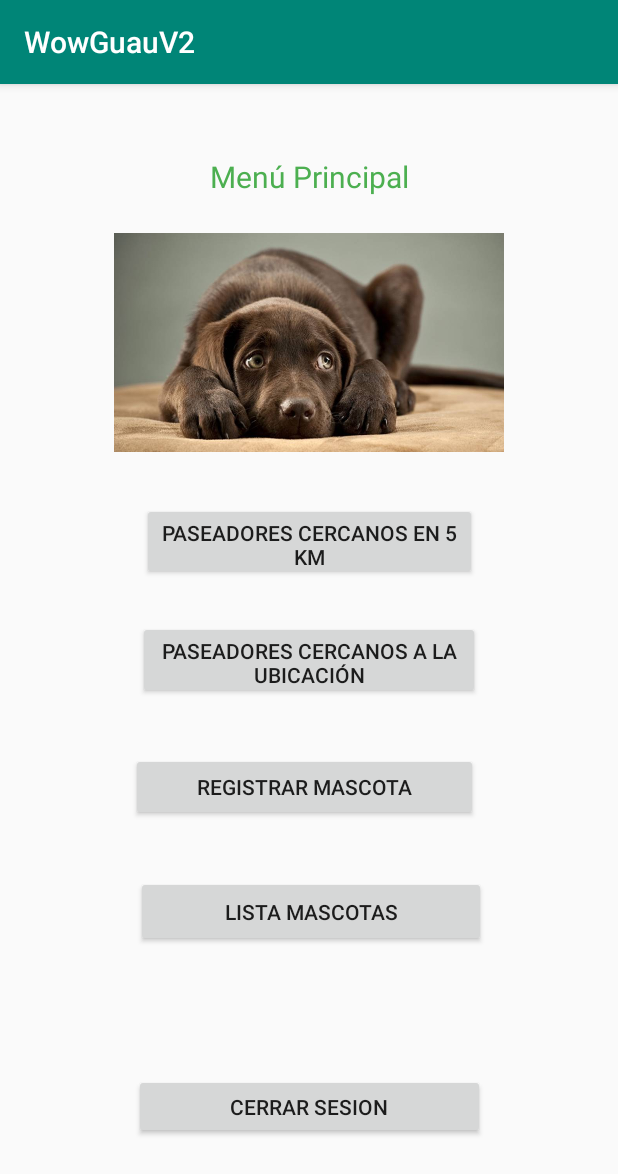
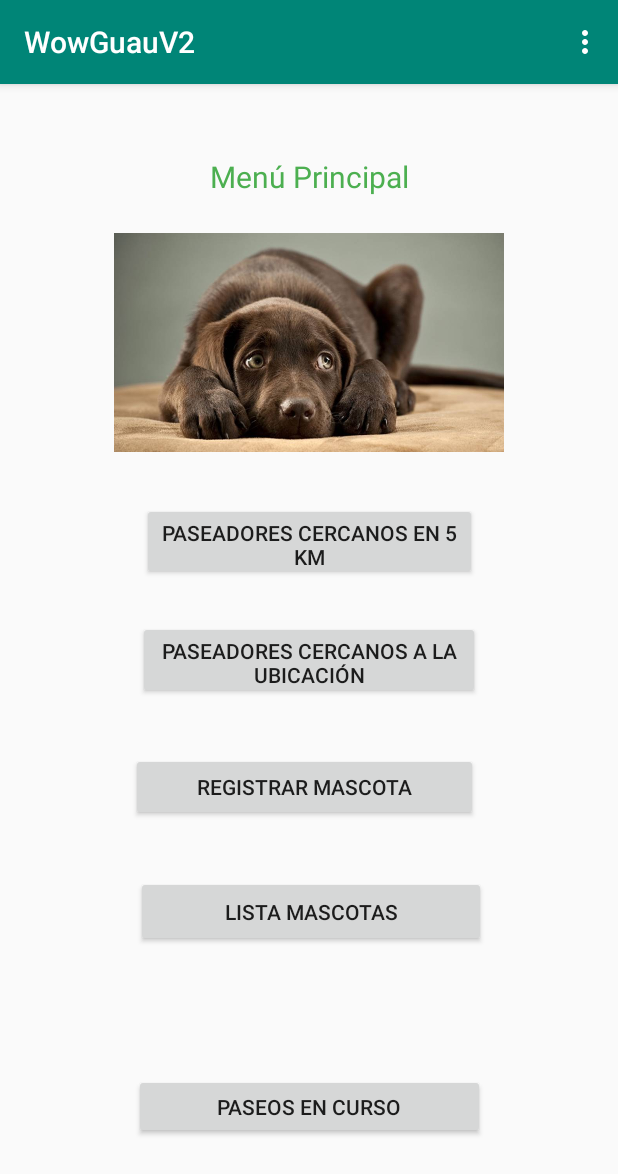
Before and after one commit to KarenCelis/WowGuau, an Android app: the PPrincipalCliente screen opened directly, with no data from a screen before it, on a phone screen of 412 x 824 dp. Shown: the top 1174 px of the screen. Run offline under Robolectric (Android 15) with nearby library versions, the phone set to English and light mode, and no system bars; our stand-ins replace Firebase (no records; nobody signed in at launch, a user with empty details on screens opened directly).

Commit message:
Creacion de clase paseos en curso

```diff
--- a/WowGuauV2/app/src/main/AndroidManifest.xml
+++ b/WowGuauV2/app/src/main/AndroidManifest.xml
@@ -37,8 +37,11 @@
             android:value="@string/google_maps_key" />
 
         <activity
+            android:name=".PaseoEnCurso"
+            android:label="@string/title_activity_paseo_en_curso"></activity>
+        <activity
             android:name=".ListaPaseadorUbicacion"
-            android:label="@string/title_activity_lista_paseador_ubicacion"></activity>
+            android:label="@string/title_activity_lista_paseador_ubicacion" />
         <!--
              The API key for Google Maps-based APIs is defined as a string resource.
              (See the file "res/values/google_maps_api.xml").
--- a/WowGuauV2/app/src/main/java/com/example/wowguauv2/PPrincipalCliente.java
+++ b/WowGuauV2/app/src/main/java/com/example/wowguauv2/PPrincipalCliente.java
@@ -1,9 +1,12 @@
 package com.example.wowguauv2;
 
+import androidx.annotation.NonNull;
 import androidx.appcompat.app.AppCompatActivity;
 
 import android.content.Intent;
 import android.os.Bundle;
+import android.view.Menu;
+import android.view.MenuItem;
 import android.view.View;
 import android.widget.Button;
 
@@ -61,5 +64,21 @@ Button cerrar;
             }
         });
     }
+    @Override
+    public boolean onCreateOptionsMenu(Menu menu) {
+        getMenuInflater().inflate(R.menu.menu_layout, menu);
+        return super.onCreateOptionsMenu(menu);
+    }
 
+    @Override
+    public boolean onOptionsItemSelected(@NonNull MenuItem item) {
+
+        if(item.getItemId()==R.id.signOutMenuItd){
+
+            FirebaseAuth.getInstance().signOut();
+            finish();
+            startActivity(new Intent(getApplicationContext(), MainActivity.class));
+        }
+        return super.onOptionsItemSelected(item);
+    }
 }
--- a/WowGuauV2/app/src/main/res/layout/activity_pprincipal_cliente.xml
+++ b/WowGuauV2/app/src/main/res/layout/activity_pprincipal_cliente.xml
@@ -46,7 +46,7 @@
         android:id="@+id/CerrarSesion"
         android:layout_width="234dp"
         android:layout_height="43dp"
-        android:text="Cerrar Sesion"
+        android:text="PASEOS EN CURSO"
         app:layout_constraintBottom_toBottomOf="parent"
         app:layout_constraintEnd_toEndOf="parent"
         app:layout_constraintStart_toStartOf="parent"
--- a/WowGuauV2/app/src/main/res/layout/activity_splash_screen.xml
+++ b/WowGuauV2/app/src/main/res/layout/activity_splash_screen.xml
@@ -14,8 +14,9 @@
         android:layout_gravity="center"
         android:src="@drawable/paseador" />
 
-    <EditText
+    <TextView
         android:id="@+id/editText6"
+        style="@style/Widget.AppCompat.AutoCompleteTextView"
         android:layout_width="match_parent"
         android:layout_height="wrap_content"
         android:ems="10"
--- /dev/null
+++ b/WowGuauV2/app/src/main/res/menu/menu_layout.xml
@@ -0,0 +1,8 @@
+<?xml version="1.0" encoding="utf-8"?>
+<menu xmlns:android="http://schemas.android.com/apk/res/android">
+<item
+    android:title="Cerrar Sesión"
+    android:id="@+id/signOutMenuItd"
+
+    />
+</menu>
--- a/WowGuauV2/app/src/main/res/values/strings.xml
+++ b/WowGuauV2/app/src/main/res/values/strings.xml
@@ -17,4 +17,5 @@
     <string name="cliente">Cliente</string>
     <string name="mascotas">Mascotas</string>
     <string name="title_activity_lista_paseador_ubicacion">Map</string>
+    <string name="title_activity_paseo_en_curso">Map</string>
 </resources>
```
Also changed, not shown: WowGuauV2/app/src/main/java/com/example/wowguauv2/ListaSolicitudesPaseador.java (+12 -19 lines), WowGuauV2/app/src/main/java/com/example/wowguauv2/MainActivity.java (+8 -7 lines), WowGuauV2/app/src/main/java/com/example/wowguauv2/PaseoEnCurso.java (added, +47 -0 lines), WowGuauV2/app/src/main/res/layout/activity_lista_solicitudes_paseador.xml (+0 -9 lines), WowGuauV2/app/src/main/res/layout/activity_paseo_en_curso.xml (added, +9 -0 lines), 1 other file.
